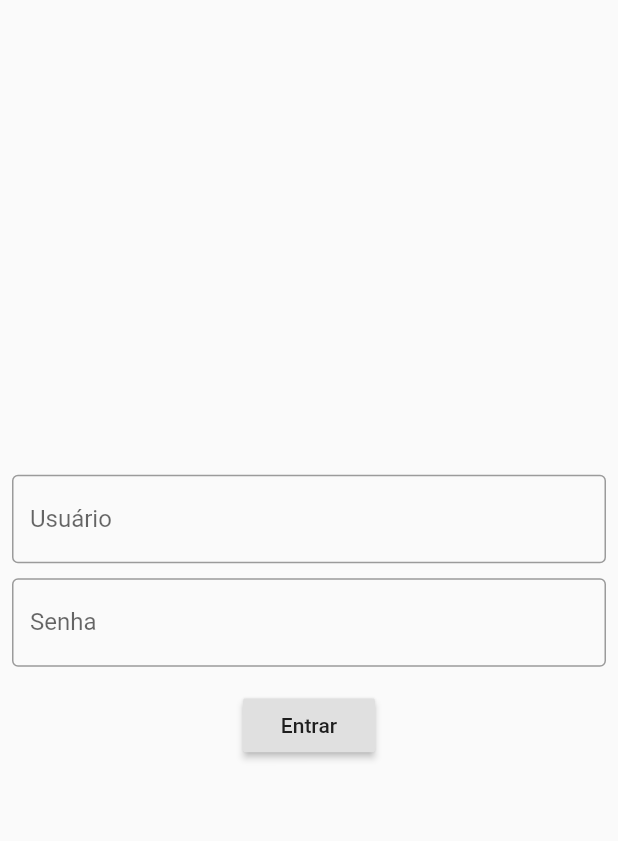
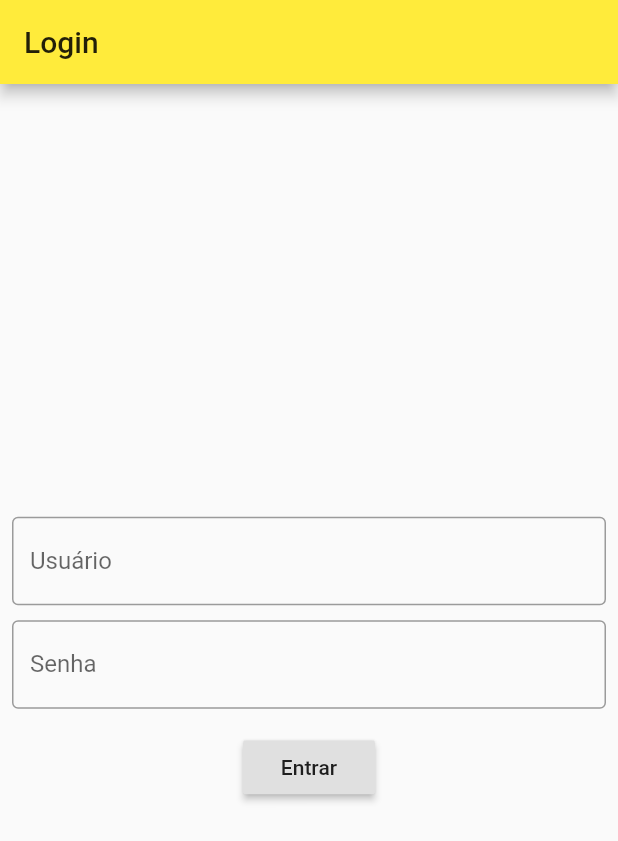
Before and after one commit to fernando-pina/Projeto-Pratico-Flutter, a Flutter app: the screen it shows after launch, after a tap on "Entrar", on a phone screen of 412 x 824 dp. Shown: the top 841 px of the screen. Run offline on Flutter 3.47's test engine with Material 2 defaults, Android fonts, the phone set to English and light mode, and no system bars.

Commit message:
Navegação entre as telas: login >> menu >> logoff.

```diff
--- a/lib/main.dart
+++ b/lib/main.dart
@@ -1,6 +1,6 @@
 import 'package:flutter/material.dart';
 //import 'package:sistema_especialista_flutter/menu.dart';
-//import 'package:sistema_especialista_flutter/tela_login.dart';
+import 'package:sistema_especialista_flutter/tela_login.dart';
 
 void main() {
   runApp(MaterialApp(
@@ -8,117 +8,117 @@ void main() {
     theme: ThemeData(primaryColor: Colors.yellow),
     title: 'Sistema Especialista em Manutenção',
     //home: MenuIniciar(),
-    //home: TelaLogin(),
-    initialRoute: '/login',
-    routes: {
-      '/login': (context) => TelaLogin(),
-      '/menu': (context) => MenuIniciar(),
-      //'/cadastro_cliente': (context) => ???,
-    },
+    home: TelaLogin(),
+    // initialRoute: '/login',
+    // routes: {
+    //   '/login': (context) => TelaLogin(),
+    //   '/menu': (context) => MenuIniciar(),
+    //   //'/cadastro_cliente': (context) => ???,
+    // },
   ));
 }
 
 
-//
-// TELA DE MENU
-//
-class MenuIniciar extends StatefulWidget {
-  @override
-  MenuIniciarState createState() => MenuIniciarState();
-}
+// //
+// // TELA DE MENU
+// //
+// class MenuIniciar extends StatefulWidget {
+//   @override
+//   MenuIniciarState createState() => MenuIniciarState();
+// }
 
-class MenuIniciarState extends State<MenuIniciar> {
+// class MenuIniciarState extends State<MenuIniciar> {
 
-  @override
-  Widget build(BuildContext context) {
-    return Scaffold(
-      appBar: AppBar(
-        title: Text("Menu"),
-      ),
-      body: Padding(
-        padding: EdgeInsets.all(20),
-        child: ListView(
-          children: <Widget>[
-            RaisedButton(onPressed: (){},
-            child: Text("Cadastrar Cliente")),
-            RaisedButton(onPressed: (){},
-            child: Text("Abrir Ordem de Serviço")),
-            RaisedButton(onPressed: (){},
-            child: Text("Logoff")),
-            RaisedButton(onPressed: (){},
-            child: Text("Sair do Sistema")),
-            RaisedButton(onPressed: (){},
-            child: Text("Sobre o Sistema")),
-          ],
-        ),
-      ),
-    );
-  }
-}
+//   @override
+//   Widget build(BuildContext context) {
+//     return Scaffold(
+//       appBar: AppBar(
+//         title: Text("Menu"),
+//       ),
+//       body: Padding(
+//         padding: EdgeInsets.all(20),
+//         child: ListView(
+//           children: <Widget>[
+//             RaisedButton(onPressed: (){},
+//             child: Text("Cadastrar Cliente")),
+//             RaisedButton(onPressed: (){},
+//             child: Text("Abrir Ordem de Serviço")),
+//             RaisedButton(onPressed: (){},
+//             child: Text("Logoff")),
+//             RaisedButton(onPressed: (){},
+//             child: Text("Sair do Sistema")),
+//             RaisedButton(onPressed: (){},
+//             child: Text("Sobre o Sistema")),
+//           ],
+//         ),
+//       ),
+//     );
+//   }
+// }
 
 
-//
-// TELA DE LOGIN
-//
-//import 'package:flutter/material.dart';
+// //
+// // TELA DE LOGIN
+// //
+// //import 'package:flutter/material.dart';
 
-class TelaLogin extends StatefulWidget {
-  @override
-  _TelaLoginState createState() => _TelaLoginState();
-}
+// class TelaLogin extends StatefulWidget {
+//   @override
+//   _TelaLoginState createState() => _TelaLoginState();
+// }
 
-class _TelaLoginState extends State<TelaLogin> {
+// class _TelaLoginState extends State<TelaLogin> {
 
-  String usuario = "";
-  String senha = "";
+//   String usuario = "";
+//   String senha = "";
 
-  @override
-  Widget build(BuildContext context) {
-    return Material(
-      child: SizedBox(
-        width: double.infinity,
-        height: double.infinity,
-        child: Padding(
-          padding: const EdgeInsets.all(8.0),
-          child: Column(
-            mainAxisAlignment: MainAxisAlignment.center,
-            children: [
-              TextField(
-                onChanged: (text){//Escutar o que foi digitado
-                  usuario = text;
-                },
-                keyboardType: TextInputType.emailAddress,
-                decoration: InputDecoration(
-                  labelText: "Usuário",
-                  border: OutlineInputBorder(),
-                ),
-              ),
-              SizedBox(height: 10),
-              TextField(
-                onChanged: (text){//Escutar o que foi digitado
-                  senha = text;
-                },
-                obscureText: true,
-                decoration: InputDecoration(
-                labelText: "Senha",
-                border: OutlineInputBorder(),
-                ),
-              ),
-              SizedBox(height: 15),
-              RaisedButton(
-                onPressed: (){
-                  if(usuario == "fernando.pina" && senha == "123456"){
-                    Navigator.pushReplacementNamed(context, '/menu');
-                  } else {
-                    print("Login inválido.");
-                  }
-                },
-                child: Text("Entrar"),
-              )
-            ],
-          ),
-        ),
-      ),
-    );
-  }
-}
+//   @override
+//   Widget build(BuildContext context) {
+//     return Material(
+//       child: SizedBox(
+//         width: double.infinity,
+//         height: double.infinity,
+//         child: Padding(
+//           padding: const EdgeInsets.all(8.0),
+//           child: Column(
+//             mainAxisAlignment: MainAxisAlignment.center,
+//             children: [
+//               TextField(
+//                 onChanged: (text){//Escutar o que foi digitado
+//                   usuario = text;
+//                 },
+//                 keyboardType: TextInputType.emailAddress,
+//                 decoration: InputDecoration(
+//                   labelText: "Usuário",
+//                   border: OutlineInputBorder(),
+//                 ),
+//               ),
+//               SizedBox(height: 10),
+//               TextField(
+//                 onChanged: (text){//Escutar o que foi digitado
+//                   senha = text;
+//                 },
+//                 obscureText: true,
+//                 decoration: InputDecoration(
+//                 labelText: "Senha",
+//                 border: OutlineInputBorder(),
+//                 ),
+//               ),
+//               SizedBox(height: 15),
+//               RaisedButton(
+//                 onPressed: (){
+//                   if(usuario == "fernando.pina" && senha == "123456"){
+//                     Navigator.pushReplacementNamed(context, '/menu');
+//                   } else {
+//                     print("Login inválido.");
+//                   }
+//                 },
+//                 child: Text("Entrar"),
+//               )
+//             ],
+//           ),
+//         ),
+//       ),
+//     );
+//   }
+// }
--- a/lib/tela_login.dart
+++ b/lib/tela_login.dart
@@ -2,6 +2,7 @@
 // TELA DE LOGIN
 //
 import 'package:flutter/material.dart';
+import 'package:sistema_especialista_flutter/menu.dart';
 
 class TelaLogin extends StatefulWidget {
   @override
@@ -15,8 +16,9 @@ class _TelaLoginState extends State<TelaLogin> {
 
   @override
   Widget build(BuildContext context) {
-    return Material(
-      child: SizedBox(
+    return Scaffold( //Material(
+      appBar: AppBar(title: Text("Login")),
+      body: SizedBox(
         width: double.infinity,
         height: double.infinity,
         child: Padding(
@@ -48,8 +50,8 @@ class _TelaLoginState extends State<TelaLogin> {
               SizedBox(height: 15),
               RaisedButton(
                 onPressed: (){
-                  if(usuario == "fernando.pina" && senha == "123456"){
-                    Navigator.pushReplacementNamed(context, '/menu');
+                  if(usuario == "fernando.pina" && senha == "123"){
+                    Navigator.pushReplacement(context, MaterialPageRoute(builder: (context) => MenuIniciar()));
                   } else {
                     print("Login inválido.");
                   }
```
Also changed, not shown: lib/menu.dart (+21 -3 lines), lib/cadastro_cliente.dart (added), lib/ordem_servico.dart (added), lib/relatorio_tecnico.dart (added), lib/sobre.dart (added).
